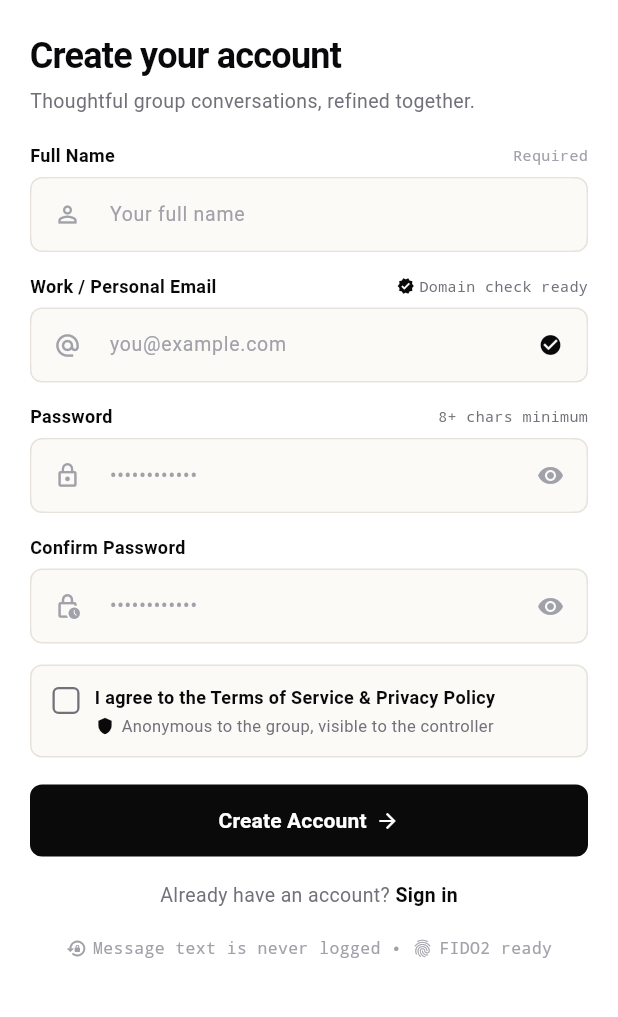
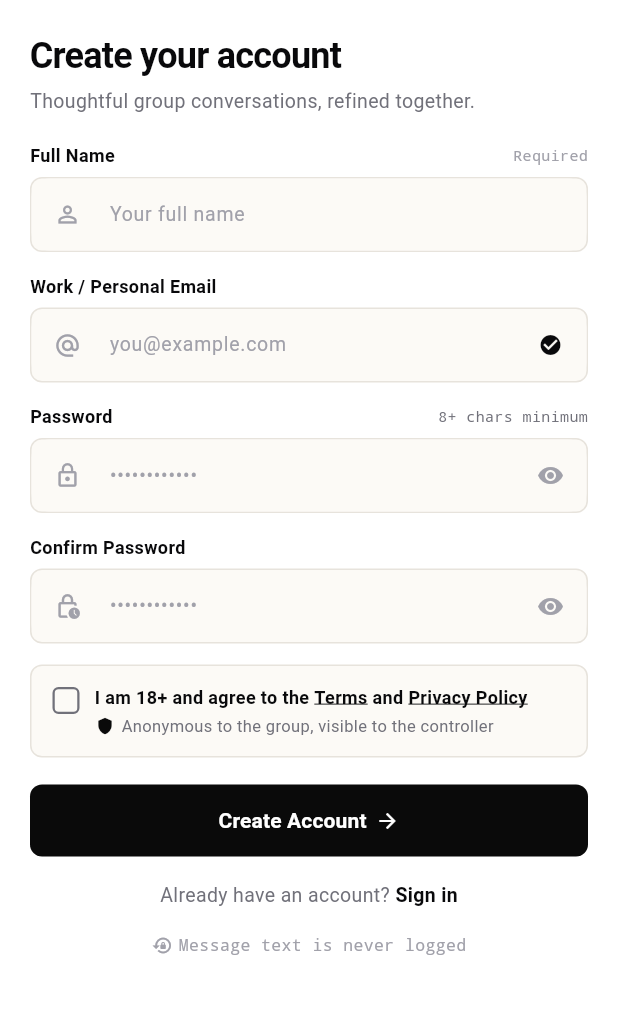
Before and after one commit to Oscar-man-shrestha/Talk-It-Out, a Flutter app: the RegisterScreen screen opened by its route, on a phone screen of 412 x 824 dp, the part 60-1077 px from its top. Run offline on Flutter 3.47's test engine with Material 3 defaults, Android fonts, the phone set to English and light mode, and no system bars; our stand-ins replace dio, flutter_riverpod, flutter_secure_storage, freezed_annotation, go_router, google_sign_in and 1 more; missing offline and left inert: dart:html, dart:js_interop, google_sign_in_web; accounts and stored records are empty.

Commit message:
Play Store readiness: internet permission, app name, icon, release signing, legal pages
- AndroidManifest: INTERNET permission (release builds could not reach the
  server), label 'Talk It Out', talkitout:// links
- Release signing from android/key.properties (never committed)
- New icon: adaptive and themed Android icons, 512px store icon, web icons
  (tool/make_icons.py)
- Privacy policy, terms and account-deletion pages: in the app (Register,
  Profile, readable signed out) and served at /legal/* for Google Play
- Register: removed two false badges ('Domain check ready', 'FIDO2 ready')
  and fixed three overflowing rows
- docs/PLAY_STORE.md: signing, build, listing copy, Data safety answers,
  release path

```diff
--- a/lib/features/auth/register_screen.dart
+++ b/lib/features/auth/register_screen.dart
@@ -237,32 +237,13 @@ class _RegisterScreenState extends ConsumerState<RegisterScreen> {
             const SizedBox(height: 14),
 
             // 2. Work or Personal Email
-            const Row(
-              mainAxisAlignment: MainAxisAlignment.spaceBetween,
-              children: [
-                Text(
+            const Text(
               'Work / Personal Email',
               style: TextStyle(
                 fontSize: 12,
                 fontWeight: FontWeight.w600,
                 color: _kTextPrimary,
               ),
-                ),
-                Row(
-                  children: [
-                    Icon(Icons.verified, size: 12, color: _kPrimary),
-                    SizedBox(width: 3),
-                    Text(
-                      'Domain check ready',
-                      style: TextStyle(
-                        fontSize: 10,
-                        fontFamily: 'monospace',
-                        color: _kTextSecondary,
-                      ),
-                    ),
-                  ],
-                ),
-              ],
             ),
             const SizedBox(height: 6),
             Container(
@@ -439,13 +420,52 @@ class _RegisterScreenState extends ConsumerState<RegisterScreen> {
                     child: Column(
                       crossAxisAlignment: CrossAxisAlignment.start,
                       children: [
+                        Wrap(
+                          crossAxisAlignment: WrapCrossAlignment.center,
+                          children: [
                             const Text(
-                          'I agree to the Terms of Service & Privacy Policy',
+                              'I am 18+ and agree to the ',
                               style: TextStyle(
                                 fontSize: 12,
                                 fontWeight: FontWeight.w600,
                                 color: _kTextPrimary,
                               ),
+                            ),
+                            GestureDetector(
+                              key: const ValueKey('register-terms'),
+                              onTap: () => context.push('/legal/terms'),
+                              child: const Text(
+                                'Terms',
+                                style: TextStyle(
+                                  fontSize: 12,
+                                  fontWeight: FontWeight.w700,
+                                  color: _kTextPrimary,
+                                  decoration: TextDecoration.underline,
+                                ),
+                              ),
+                            ),
+                            const Text(
+                              ' and ',
+                              style: TextStyle(
+                                fontSize: 12,
+                                fontWeight: FontWeight.w600,
+                                color: _kTextPrimary,
+                              ),
+                            ),
+                            GestureDetector(
+                              key: const ValueKey('register-privacy'),
+                              onTap: () => context.push('/legal/privacy'),
+                              child: const Text(
+                                'Privacy Policy',
+                                style: TextStyle(
+                                  fontSize: 12,
+                                  fontWeight: FontWeight.w700,
+                                  color: _kTextPrimary,
+                                  decoration: TextDecoration.underline,
+                                ),
+                              ),
+                            ),
+                          ],
                         ),
                         const SizedBox(height: 3),
                         Row(
@@ -461,11 +481,13 @@ class _RegisterScreenState extends ConsumerState<RegisterScreen> {
                               ),
                             ),
                             const SizedBox(width: 4),
-                            const Text(
+                            const Expanded(
+                              child: Text(
                                 'Anonymous to the group, visible to the controller',
                                 style: TextStyle(
                                   fontSize: 11,
                                   color: _kTextSecondary,
+                                ),
                               ),
                             ),
                           ],
@@ -548,31 +570,20 @@ class _RegisterScreenState extends ConsumerState<RegisterScreen> {
             ),
             const SizedBox(height: 16),
 
-            // Footer Micro-badges
+            // Footer note (true statements only).
             const Row(
               mainAxisAlignment: MainAxisAlignment.center,
               children: [
                 Icon(Icons.lock_reset, size: 14, color: _kTextTertiary),
                 SizedBox(width: 4),
-                Text(
+                Flexible(
+                  child: Text(
                     'Message text is never logged',
                     style: TextStyle(
                       fontSize: 11,
                       fontFamily: 'monospace',
                       color: _kTextTertiary,
                     ),
-                ),
-                SizedBox(width: 8),
-                Text('•', style: TextStyle(color: _kTextTertiary)),
-                SizedBox(width: 8),
-                Icon(Icons.fingerprint, size: 14, color: _kTextTertiary),
-                SizedBox(width: 4),
-                Text(
-                  'FIDO2 ready',
-                  style: TextStyle(
-                    fontSize: 11,
-                    fontFamily: 'monospace',
-                    color: _kTextTertiary,
                   ),
                 ),
               ],
--- a/pubspec.yaml
+++ b/pubspec.yaml
@@ -1,5 +1,5 @@
 name: talk_it_out
-description: "Flutter frontend for Talk It Out."
+description: "Talk It Out: say what matters at work, safely. Anonymous-when-needed group feedback, AI tone rewrite and a Q&A community."
 # The following line prevents the package from being accidentally published to
 # pub.dev using `flutter pub publish`. This is preferred for private packages.
 publish_to: 'none' # Remove this line if you wish to publish to pub.dev
@@ -69,6 +69,10 @@ flutter:
   # the material Icons class.
   uses-material-design: true
 
+  # Privacy policy, terms and account deletion (also served by the backend).
+  assets:
+    - assets/legal/
+
   # To add assets to your application, add an assets section, like this:
   # assets:
   #   - images/a_dot_burr.jpeg
```
Also changed, not shown: lib/app/router.dart (+12 -1 lines), lib/features/legal/legal_screen.dart (added, +158 -0 lines), lib/features/profile/profile_screen.dart (+22 -0 lines), docs/store/icon-512.png (added), 32 other files. Lines whose indentation alone changed are shown as unchanged.
